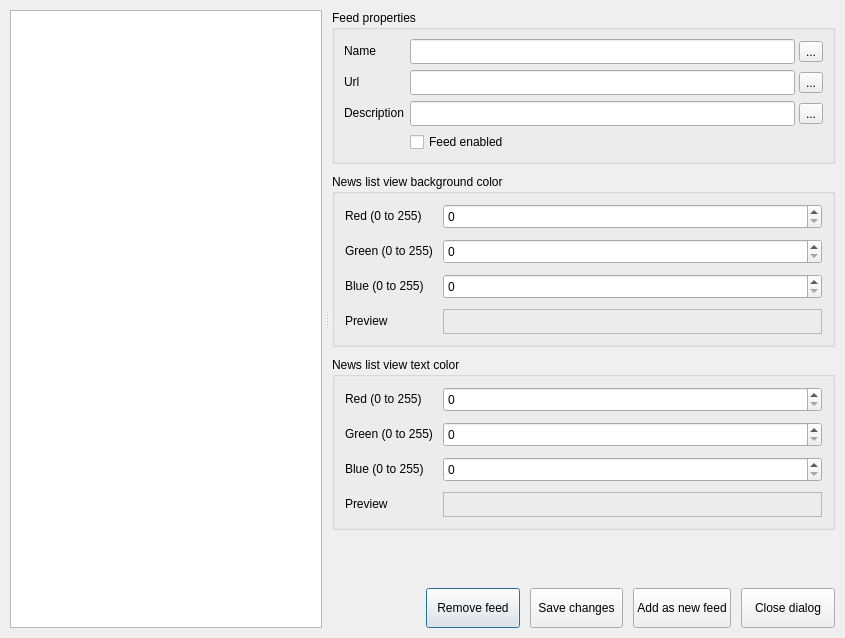
First picture: the form in FeedManagement.ui, repository kacerpetr/QRssReader, before the edit.
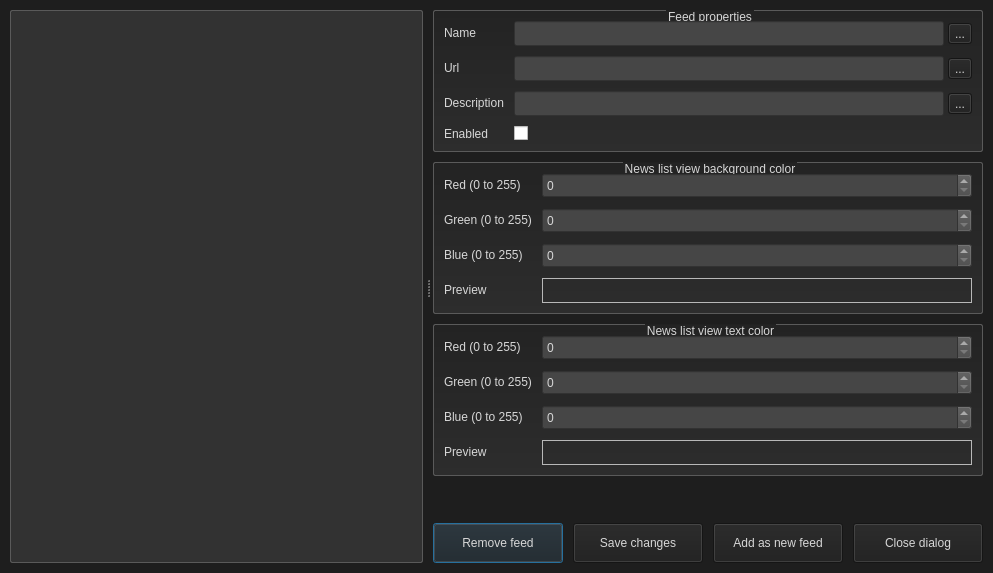
Second picture: the form after the edit. Icons and pictures are not drawn.

Diff of the .ui file:
```diff
--- a/FeedManagement.ui
+++ b/FeedManagement.ui
@@ -6,8 +6,8 @@
    <rect>
     <x>0</x>
     <y>0</y>
-    <width>845</width>
-    <height>638</height>
+    <width>993</width>
+    <height>573</height>
    </rect>
   </property>
   <property name="windowTitle">
@@ -17,6 +17,61 @@
    <iconset resource="Icons.qrc">
     <normaloff>:/icons/qrssreader</normaloff>:/icons/qrssreader</iconset>
   </property>
+  <property name="styleSheet">
+   <string notr="true">#FeedManagement{
+	background-color: rgb(30, 30, 30);
+}
+
+QLabel{
+	color: rgb(215,215,215);
+}
+
+QSpinBox{
+	background-color: rgb(70, 70, 70);
+	color: rgb(215,215,215);
+}
+
+QLineEdit{
+	background-color: rgb(70, 70, 70);
+	color: rgb(215,215,215);
+}
+
+QListWidget{
+	background-color: rgb(50, 50, 50);
+	color: rgb(215,215,215);
+	border: 1px solid rgb(90, 90, 90);
+	border-radius: 2px;
+	margin-top: 1ex;
+}
+
+QListView::item:selected{
+	border-radius: 2px;
+	background-color: rgb(90, 90, 90);
+}
+
+QPushButton{
+	background-color: rgb(30, 30, 30);
+	color: rgb(215,215,215);
+}
+
+QToolButton{
+	background-color: rgb(30, 30, 30);
+	color: rgb(215,215,215);
+}
+
+QGroupBox{
+	background-color: qlineargradient(x1: 0, y1: 0, x2: 0, y2: 1, stop: 0 rgb(35, 35, 35), stop: 1 rgb(45, 45, 45));
+	border: 1px solid rgb(90, 90, 90);
+	border-radius: 2px;
+	margin-top: 1ex;
+}
+
+QGroupBox::title{
+	color: rgb(215,215,215);
+	subcontrol-origin: margin;
+	subcontrol-position: top conter;
+}</string>
+  </property>
   <layout class="QVBoxLayout" name="verticalLayout">
    <property name="spacing">
     <number>10</number>
@@ -44,7 +99,7 @@
      <widget class="QListWidget" name="feedList">
       <property name="sizePolicy">
        <sizepolicy hsizetype="Preferred" vsizetype="Preferred">
-        <horstretch>0</horstretch>
+        <horstretch>2</horstretch>
         <verstretch>0</verstretch>
        </sizepolicy>
       </property>
@@ -52,7 +107,7 @@
      <widget class="QFrame" name="frame1">
       <property name="sizePolicy">
        <sizepolicy hsizetype="Preferred" vsizetype="Preferred">
-        <horstretch>0</horstretch>
+        <horstretch>1</horstretch>
         <verstretch>0</verstretch>
        </sizepolicy>
       </property>
@@ -93,6 +148,24 @@
           <string>Feed properties</string>
          </property>
          <layout class="QFormLayout" name="formLayout">
+          <property name="horizontalSpacing">
+           <number>10</number>
+          </property>
+          <property name="verticalSpacing">
+           <number>10</number>
+          </property>
+          <property name="leftMargin">
+           <number>10</number>
+          </property>
+          <property name="topMargin">
+           <number>10</number>
+          </property>
+          <property name="rightMargin">
+           <number>10</number>
+          </property>
+          <property name="bottomMargin">
+           <number>10</number>
+          </property>
           <item row="0" column="0">
            <widget class="QLabel" name="label1">
             <property name="text">
@@ -219,7 +292,14 @@
           <item row="3" column="1">
            <widget class="QCheckBox" name="enableBox">
             <property name="text">
-             <string>Feed enabled</string>
+             <string/>
+            </property>
+           </widget>
+          </item>
+          <item row="3" column="0">
+           <widget class="QLabel" name="label3_2">
+            <property name="text">
+             <string>Enabled</string>
             </property>
            </widget>
           </item>
@@ -528,19 +608,6 @@
           <property name="bottomMargin">
            <number>0</number>
           </property>
-          <item>
-           <spacer name="horizontalSpacer">
-            <property name="orientation">
-             <enum>Qt::Horizontal</enum>
-            </property>
-            <property name="sizeHint" stdset="0">
-             <size>
-              <width>40</width>
-              <height>20</height>
-             </size>
-            </property>
-           </spacer>
-          </item>
           <item>
            <widget class="QPushButton" name="removeButton">
             <property name="sizePolicy">
@@ -551,13 +618,19 @@
             </property>
             <property name="minimumSize">
              <size>
-              <width>0</width>
+              <width>130</width>
               <height>40</height>
              </size>
             </property>
             <property name="text">
              <string>Remove feed</string>
             </property>
+            <property name="default">
+             <bool>false</bool>
+            </property>
+            <property name="flat">
+             <bool>false</bool>
+            </property>
            </widget>
           </item>
           <item>
@@ -570,7 +643,7 @@
             </property>
             <property name="minimumSize">
              <size>
-              <width>0</width>
+              <width>130</width>
               <height>40</height>
              </size>
             </property>
@@ -589,7 +662,7 @@
             </property>
             <property name="minimumSize">
              <size>
-              <width>0</width>
+              <width>130</width>
               <height>40</height>
              </size>
             </property>
@@ -608,7 +681,7 @@
             </property>
             <property name="minimumSize">
              <size>
-              <width>0</width>
+              <width>130</width>
               <height>40</height>
              </size>
             </property>
```
Left out of the diff: 2 changed lines with no effect on the pictures.
